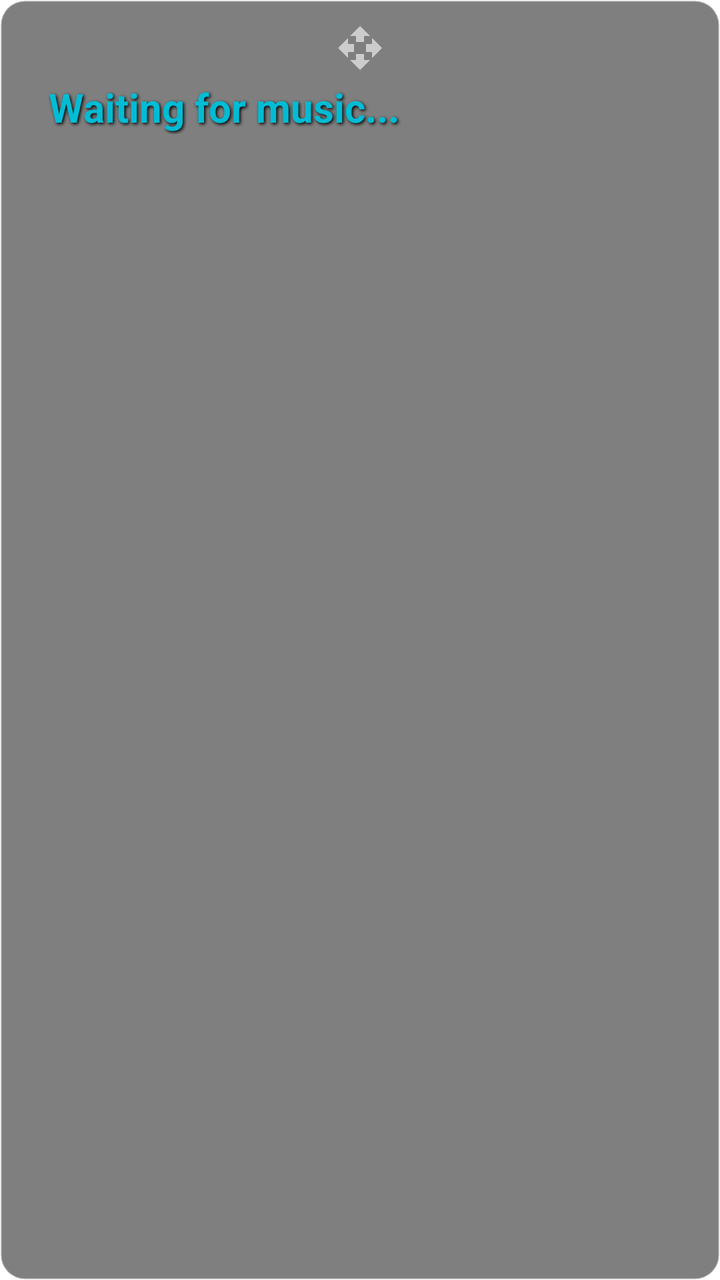
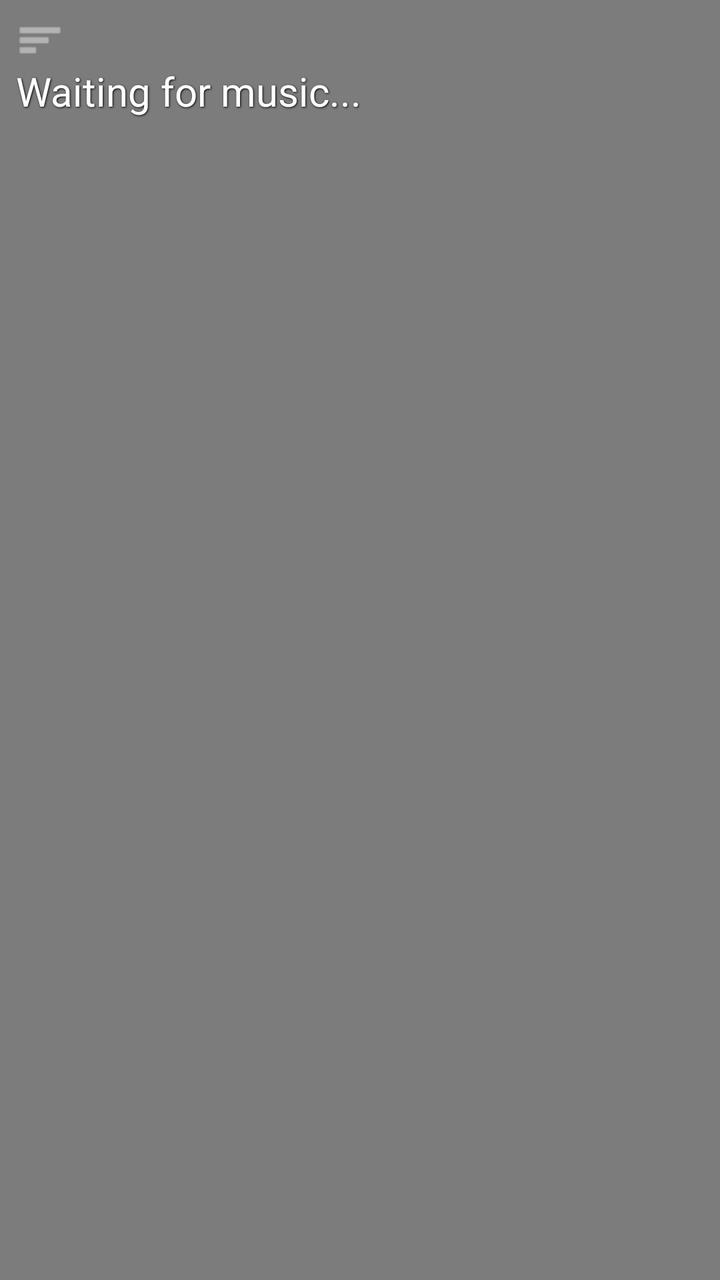

Compare the two renders of this Android layout. The source of the first and the diff that turns it into the second are given below.
<!-- AndroidManifest.xml: application theme Theme.CarOverlay -->
<!-- res/layout/window_floating_lyrics.xml -->
<?xml version="1.0" encoding="utf-8"?>
<LinearLayout xmlns:android="http://schemas.android.com/apk/res/android"
    android:id="@+id/root_layout"
    android:layout_width="wrap_content"
    android:layout_height="wrap_content"
    android:orientation="vertical"
    android:background="@drawable/bg_rounded_overlay"
    android:padding="12dp">

    <ImageView
        android:id="@+id/ivDragHandle"
        android:layout_width="24dp"
        android:layout_height="24dp"
        android:src="@drawable/ic_drag_handle"
        android:layout_gravity="center_horizontal"
        android:contentDescription="Drag Handle"
        android:alpha="0.6" />

    <TextView
        android:id="@+id/tvLyrics"
        android:layout_width="wrap_content"
        android:layout_height="wrap_content"
        android:layout_marginTop="4dp"
        android:text="@string/sample_lyrics"
        android:textColor="@color/accent_cyan"
        android:textSize="20sp"
        android:textStyle="bold"
        android:gravity="center"
        android:minWidth="200dp"
        android:shadowColor="#000000"
        android:shadowDx="2"
        android:shadowDy="2"
        android:shadowRadius="4" />

</LinearLayout>
<!-- resources referenced by this layout -->
<resources>
  <color name="accent_cyan">#00BCD4</color>
  <!-- drawable bg_rounded_overlay (drawable) -->
  <?xml version="1.0" encoding="utf-8"?>
  <shape xmlns:android="http://schemas.android.com/apk/res/android">
      <solid android:color="@color/semi_transparent_black" />
      <corners android:radius="12dp" />
      <stroke android:width="1dp" android:color="#33FFFFFF" />
  </shape>
  <!-- drawable ic_drag_handle (drawable) -->
  <?xml version="1.0" encoding="utf-8"?>
  <vector xmlns:android="http://schemas.android.com/apk/res/android"
      android:width="24dp"
      android:height="24dp"
      android:viewportWidth="24"
      android:viewportHeight="24">
      <path
          android:fillColor="#FFFFFF"
          android:pathData="M10,9h4V6h3l-5,-5 -5,5h3v3zm-1,1H6V7l-5,5 5,5v-3h3v-4zm14,2l-5,-5v3h-3v4h3v3l5,-5zm-9,3h-4v3H7l5,5 5,-5h-3v-3z"/>
  </vector>
  <string name="sample_lyrics">Waiting for music...</string>
  <style name="Theme.CarOverlay" parent="Theme.MaterialComponents.DayNight.DarkActionBar">
          <item name="colorPrimary">@color/purple_500</item>
          <item name="colorPrimaryVariant">@color/purple_700</item>
          <item name="colorOnPrimary">@color/white</item>
          <item name="colorSecondary">@color/teal_200</item>
          <item name="colorOnSecondary">@color/black</item>
          <item name="android:statusBarColor">?attr/colorPrimaryVariant</item>
      </style>
  <color name="semi_transparent_black">#80000000</color>
  <color name="purple_500">#FF6200EE</color>
  <color name="purple_700">#FF3700B3</color>
  <color name="white">#FFFFFFFF</color>
  <color name="teal_200">#FF03DAC5</color>
  <color name="black">#FF000000</color>
</resources>

<!-- the commit's change to res/layout/window_floating_lyrics.xml (unified diff, before → after) -->
@@ -4,32 +4,30 @@
     android:layout_width="wrap_content"
     android:layout_height="wrap_content"
     android:orientation="vertical"
-    android:background="@drawable/bg_rounded_overlay"
-    android:padding="12dp">
+    android:background="#80000000"
+    android:padding="8dp">
 
     <ImageView
         android:id="@+id/ivDragHandle"
         android:layout_width="24dp"
         android:layout_height="24dp"
-        android:src="@drawable/ic_drag_handle"
-        android:layout_gravity="center_horizontal"
-        android:contentDescription="Drag Handle"
-        android:alpha="0.6" />
+        android:src="@android:drawable/ic_menu_sort_by_size"
+        android:layout_gravity="start"
+        android:tint="#FFFFFF"
+        android:alpha="0.7"/>
 
     <TextView
         android:id="@+id/tvLyrics"
         android:layout_width="wrap_content"
         android:layout_height="wrap_content"
-        android:layout_marginTop="4dp"
-        android:text="@string/sample_lyrics"
-        android:textColor="@color/accent_cyan"
+        android:text="Waiting for music..."
+        android:textColor="#FFFFFF"
         android:textSize="20sp"
-        android:textStyle="bold"
-        android:gravity="center"
+        android:shadowColor="#000000"
+        android:shadowDx="1"
+        android:shadowDy="1"
+        android:shadowRadius="2"
         android:minWidth="200dp"
-        android:shadowColor="#000000"
-        android:shadowDx="2"
-        android:shadowDy="2"
-        android:shadowRadius="4" />
+        android:maxWidth="800dp"/>
 
 </LinearLayout>
<!-- resource entries referenced after the edit -->
@@ -1,38 +1,5 @@
 <!-- resources referenced by this layout -->
 <resources>
-  <color name="accent_cyan">#00BCD4</color>
-  <!-- drawable bg_rounded_overlay (drawable) -->
-  <?xml version="1.0" encoding="utf-8"?>
-  <shape xmlns:android="http://schemas.android.com/apk/res/android">
-      <solid android:color="@color/semi_transparent_black" />
-      <corners android:radius="12dp" />
-      <stroke android:width="1dp" android:color="#33FFFFFF" />
-  </shape>
-  <!-- drawable ic_drag_handle (drawable) -->
-  <?xml version="1.0" encoding="utf-8"?>
-  <vector xmlns:android="http://schemas.android.com/apk/res/android"
-      android:width="24dp"
-      android:height="24dp"
-      android:viewportWidth="24"
-      android:viewportHeight="24">
-      <path
-          android:fillColor="#FFFFFF"
-          android:pathData="M10,9h4V6h3l-5,-5 -5,5h3v3zm-1,1H6V7l-5,5 5,5v-3h3v-4zm14,2l-5,-5v3h-3v4h3v3l5,-5zm-9,3h-4v3H7l5,5 5,-5h-3v-3z"/>
-  </vector>
-  <string name="sample_lyrics">Waiting for music...</string>
-  <style name="Theme.CarOverlay" parent="Theme.MaterialComponents.DayNight.DarkActionBar">
-          <item name="colorPrimary">@color/purple_500</item>
-          <item name="colorPrimaryVariant">@color/purple_700</item>
-          <item name="colorOnPrimary">@color/white</item>
-          <item name="colorSecondary">@color/teal_200</item>
-          <item name="colorOnSecondary">@color/black</item>
-          <item name="android:statusBarColor">?attr/colorPrimaryVariant</item>
-      </style>
-  <color name="semi_transparent_black">#80000000</color>
-  <color name="purple_500">#FF6200EE</color>
-  <color name="purple_700">#FF3700B3</color>
-  <color name="white">#FFFFFFFF</color>
-  <color name="teal_200">#FF03DAC5</color>
-  <color name="black">#FF000000</color>
+
 </resources>
 
